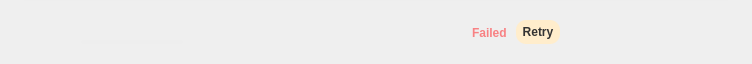
First picture: the form in src/MEGASync/gui/win/TransferManagerDelegateWidget.ui, repository meganz/MEGAsync, before the edit.
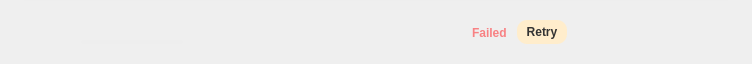
Second picture: the form after the edit. The open tabs and pages were chosen to show the change. Icons and pictures are not drawn.

Commit message: Minor bugs fixed (retry transfer, overquota transfer...) // Drag and drop backdrop widget // Remove transfer when retrying // Move transfer file type to utilities

```diff
--- a/src/MEGASync/gui/win/TransferManagerDelegateWidget.ui
+++ b/src/MEGASync/gui/win/TransferManagerDelegateWidget.ui
@@ -349,7 +349,7 @@
            <number>0</number>
           </property>
           <property name="rightMargin">
-           <number>0</number>
+           <number>10</number>
           </property>
           <property name="bottomMargin">
            <number>0</number>
@@ -364,7 +364,7 @@
             </property>
             <property name="minimumSize">
              <size>
-              <width>160</width>
+              <width>155</width>
               <height>20</height>
              </size>
             </property>
@@ -413,7 +413,7 @@
               <number>0</number>
              </property>
              <property name="rightMargin">
-              <number>48</number>
+              <number>38</number>
              </property>
              <property name="bottomMargin">
               <number>0</number>
@@ -645,9 +645,9 @@
           </widget>
          </widget>
          <widget class="QWidget" name="pFailed">
-          <layout class="QHBoxLayout" name="pFailedLayout">
+          <layout class="QHBoxLayout" name="pFailedLayout" stretch="0,1,0">
            <property name="spacing">
-            <number>0</number>
+            <number>10</number>
            </property>
            <property name="leftMargin">
             <number>0</number>
@@ -656,7 +656,7 @@
             <number>0</number>
            </property>
            <property name="rightMargin">
-            <number>32</number>
+            <number>0</number>
            </property>
            <property name="bottomMargin">
             <number>0</number>
@@ -683,28 +683,47 @@
            <item>
             <widget class="QToolButton" name="tItemRetry">
              <property name="sizePolicy">
-              <sizepolicy hsizetype="Preferred" vsizetype="Fixed">
+              <sizepolicy hsizetype="Fixed" vsizetype="Fixed">
                <horstretch>0</horstretch>
                <verstretch>0</verstretch>
               </sizepolicy>
              </property>
              <property name="minimumSize">
               <size>
-               <width>0</width>
+               <width>50</width>
                <height>24</height>
               </size>
              </property>
              <property name="maximumSize">
               <size>
-               <width>16777215</width>
+               <width>50</width>
                <height>24</height>
               </size>
              </property>
              <property name="text">
               <string>Retry</string>
              </property>
+             <property name="iconSize">
+              <size>
+               <width>0</width>
+               <height>0</height>
+              </size>
+             </property>
             </widget>
            </item>
+           <item>
+            <spacer name="horizontalSpacer_2">
+             <property name="orientation">
+              <enum>Qt::Horizontal</enum>
+             </property>
+             <property name="sizeHint" stdset="0">
+              <size>
+               <width>0</width>
+               <height>0</height>
+              </size>
+             </property>
+            </spacer>
+           </item>
           </layout>
          </widget>
         </widget>
```
The commit also changes 23 other files.
